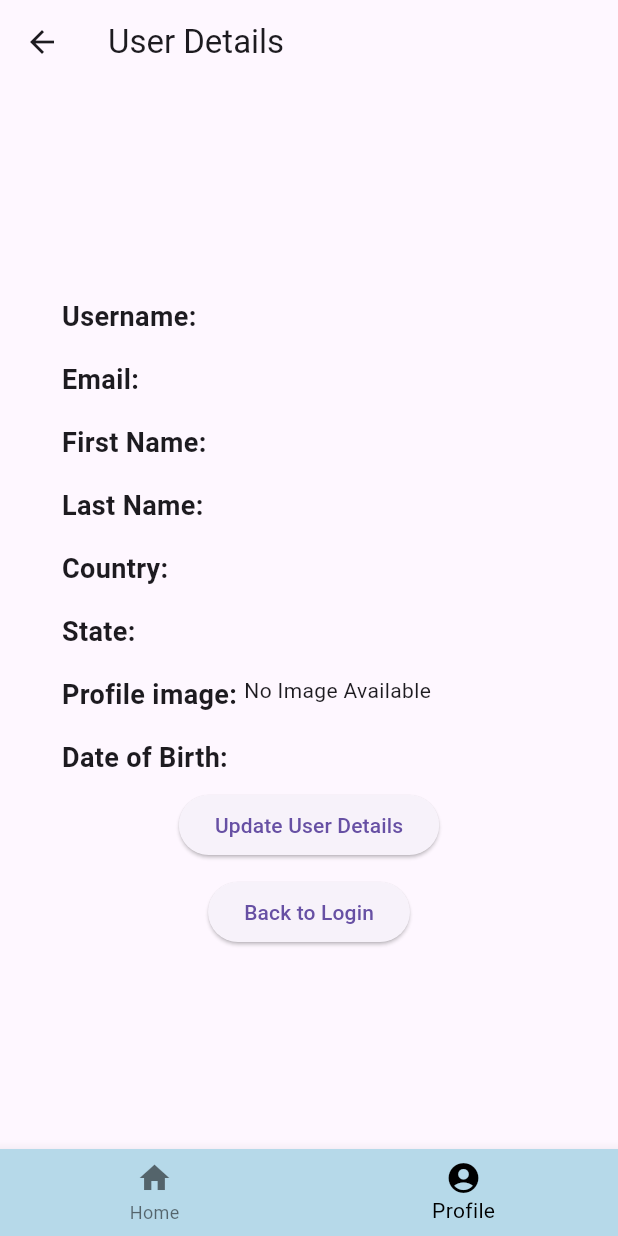
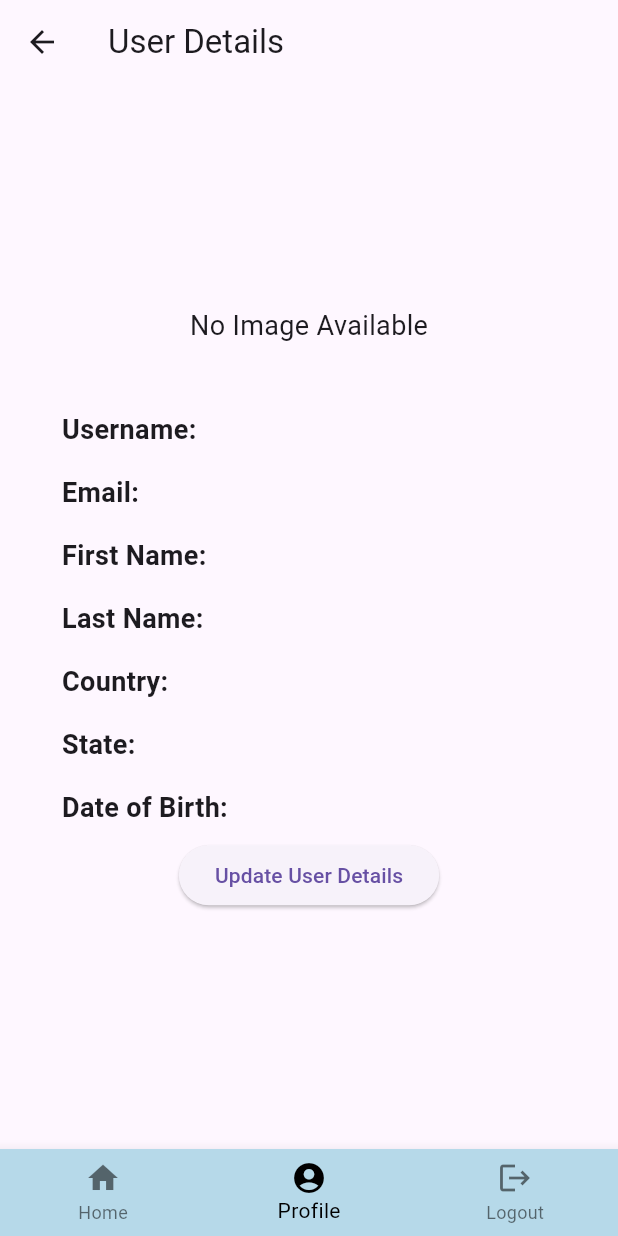
Before and after one commit to TanuAgarwal03/LoginApp, a Flutter app: the UserDetailPage screen opened directly with empty values, on a phone screen of 412 x 824 dp. Run offline on Flutter 3.47's test engine with Material 3 defaults, Android fonts, the phone set to English and light mode, and no system bars; our stand-ins replace image_picker, shared_preferences; accounts and stored records are empty; network calls fail.

Commit message:
profile changes

```diff
--- a/lib/userDetail.dart
+++ b/lib/userDetail.dart
@@ -1,8 +1,8 @@
 import 'package:flutter/material.dart';
 import 'package:login_page/homePage.dart';
+import 'package:login_page/main.dart';
 import 'package:shared_preferences/shared_preferences.dart';
 import 'package:login_page/userDetailUpdate.dart';
-import 'homePage.dart'; // Import the HomePage widget
 
 const String baseURL = 'http://192.168.1.26:8000';
 
@@ -17,7 +17,6 @@ class UserDetailPage extends StatefulWidget {
 class _UserDetailPageState extends State<UserDetailPage> {
   late String userID = '';
   late String token = '';
-
   late Map<String, dynamic> userdata;
   int _selectedIndex = 1; // Initially show the UserDetailPage
 
@@ -33,16 +32,30 @@ class _UserDetailPageState extends State<UserDetailPage> {
     userID = prefs.getString('userId') ?? '';
     token = prefs.getString('token') ?? '';
     setState(() {});
-    // _fetchUserDetails();
     print(token);
   }
 
   void _onItemTapped(int index) {
-    setState(() {
+    if(index == 2) {
+      setState(() {
+        _selectedIndex = 1;
+      });
+      _logout();
+    }
+    else{
+      setState(() {
       _selectedIndex = index;
     });
+    }
   }
 
+  Future<void> _logout() async {
+    SharedPreferences prefs = await SharedPreferences.getInstance();
+    await prefs.clear();
+    Navigator.pushReplacement(
+      context, MaterialPageRoute(builder: (context) => LoginPage())
+    );
+  }
   @override
   Widget build(BuildContext context) {
     List<Widget> _pages = <Widget>[
@@ -54,6 +67,7 @@ class _UserDetailPageState extends State<UserDetailPage> {
       appBar: AppBar(
         title: const Text('User Details'),
       ),
+
       body: _pages.elementAt(_selectedIndex),
       bottomNavigationBar: BottomNavigationBar(
         backgroundColor: const Color.fromARGB(255, 182, 217, 233),
@@ -66,6 +80,10 @@ class _UserDetailPageState extends State<UserDetailPage> {
             icon: Icon(Icons.account_circle),
             label: 'Profile',
           ),
+          BottomNavigationBarItem(
+            icon: Icon(Icons.logout),
+            label: 'Logout'
+          )
         ],
         currentIndex: _selectedIndex,
         selectedItemColor: Colors.black,
@@ -85,6 +103,24 @@ class _UserDetailPageState extends State<UserDetailPage> {
             margin: EdgeInsets.symmetric(horizontal: MediaQuery.of(context).size.width * 0.1),
             child: Column(
               children: [
+                if (userdata['image'] != null && userdata['image'].isNotEmpty)
+            Center(
+              child: ClipOval(
+                child: Image.network(
+                userdata['image'].startsWith('http://') || userdata['image'].startsWith('https://')
+                    ? userdata['image']
+                    : '$baseURL${userdata['image']}',
+                height: 150,
+                width: 150,
+                fit: BoxFit.cover,
+              ),
+              )
+            ),
+            if (userdata['image'] == null || userdata['image'].isEmpty)
+              const Center(
+                child: Text('No Image Available', style: TextStyle(fontSize: 18)),
+              ),
+              const SizedBox(height: 35),
                 UserDetailItem(
                   label: 'Username',
                   value: userdata['username'] ?? '',
@@ -108,10 +144,6 @@ class _UserDetailPageState extends State<UserDetailPage> {
                 UserDetailItem(
                   label: 'State',
                   value: userdata['state'] ?? '',
-                ),
-                UserDetailItem(
-                  label: 'Profile image',
-                  value: userdata['image'] ?? '',
                 ),
                 UserDetailItem(
                   label: 'Date of Birth',
@@ -142,14 +174,6 @@ class _UserDetailPageState extends State<UserDetailPage> {
             ),
           ),
           const SizedBox(height: 10),
-          Center(
-            child: ElevatedButton(
-              onPressed: () {
-                Navigator.pop(context);
-              },
-              child: const Text('Back to Login'),
-            ),
-          ),
         ],
       ),
     );
@@ -164,9 +188,6 @@ class UserDetailItem extends StatelessWidget {
 
   @override
   Widget build(BuildContext context) {
-    final bool isProfileImage = label == 'Profile image';
-    final bool isValidURL = value.startsWith('http://') || value.startsWith('https://');
-
     return Padding(
       padding: const EdgeInsets.symmetric(vertical: 8.0),
       child: Row(
@@ -177,11 +198,7 @@ class UserDetailItem extends StatelessWidget {
             style: const TextStyle(fontSize: 18, fontWeight: FontWeight.bold),
           ),
           Expanded(
-            child: isProfileImage
-                ? value.isNotEmpty
-                    ? Image.network(isValidURL ? value : '$baseURL$value', height: 200, width: 10, fit: BoxFit.cover)
-                    : const Text('No Image Available')
-                : Text(
+            child: Text(
                     value,
                     style: const TextStyle(fontSize: 18),
                   ),
--- a/lib/userDetailUpdate.dart
+++ b/lib/userDetailUpdate.dart
@@ -181,6 +181,20 @@ class _UpdateUserPageState extends State<UpdateUserPage> {
                 child: Column(
                   crossAxisAlignment: CrossAxisAlignment.start,
                   children: [
+                    Center(
+                      child: GestureDetector(
+                      onTap: _pickImage,
+                      child: _image == null
+                          ? const Text('No image selected.')
+                          : ClipOval(
+                            child: Image.file(_image!, height: 100, width: 100 ,fit: BoxFit.cover,),
+                          )
+
+                    ),
+                    ),
+                    const Center(
+                      child: Text('User Profile') ,
+                    ),
                     TextFormField(
                       controller: _usernameController,
                       decoration: const InputDecoration(labelText: 'Username'),
@@ -212,15 +226,16 @@ class _UpdateUserPageState extends State<UpdateUserPage> {
                       decoration: const InputDecoration(labelText: 'Date of Birth'),
                     ),
 
-                    const Text('Profile image', textAlign: TextAlign.right,) ,
-                    const Text('Tap on image to choose new file'),
+                    // const Text('Profile image', textAlign: TextAlign.right,) ,
+                    // const Text('Tap on image to choose new file'),
                     const SizedBox(height:10),
-                    GestureDetector(
-                      onTap: _pickImage,
-                      child: _image == null
-                          ? const Text('No image selected.')
-                          : Image.file(_image!, height: 100, width: 100),
-                    ),
+
+                    // GestureDetector(
+                    //   onTap: _pickImage,
+                    //   child: _image == null
+                    //       ? const Text('No image selected.')
+                    //       : Image.file(_image!, height: 100, width: 100),
+                    // ),
                     const SizedBox(height: 20),
                     Center(
                       child: ElevatedButton(
```
Also changed, not shown: lib/homePage.dart (+2 -6 lines).
